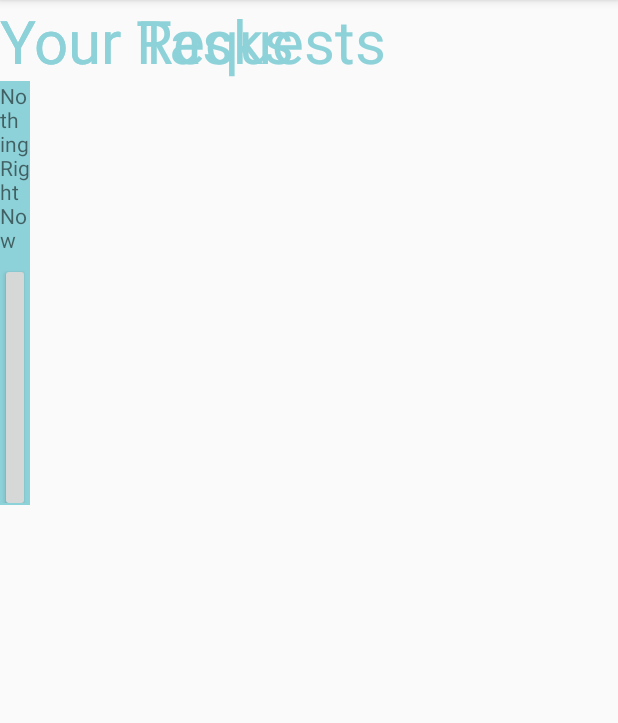
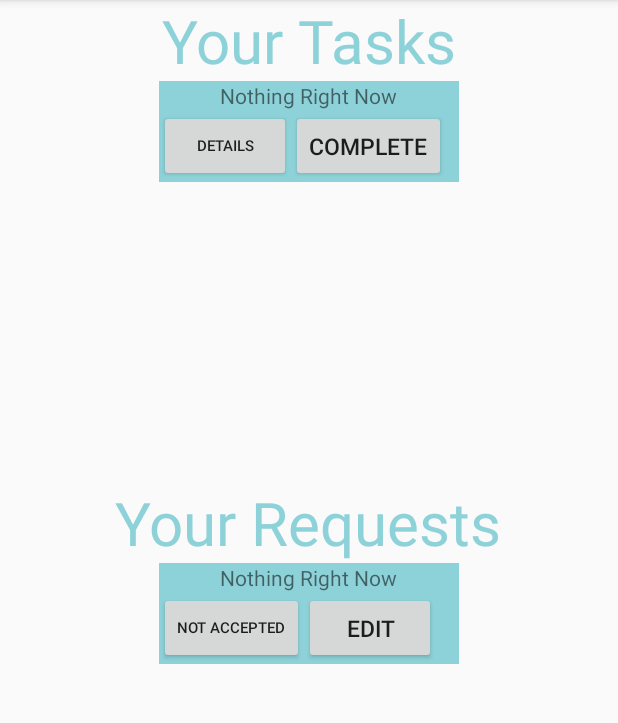
Before and after one commit to Khechoyan-Yuri/android-app-tian, an Android app: the screen it shows after launch (MainActivity), on a phone screen of 412 x 824 dp, the part 84-807 px from its top. Run offline under Robolectric (Android 15) with nearby library versions, the phone set to English and light mode, and no system bars.

Commit message:
Corrected Layout

```diff
--- a/DunDeal/app/src/main/res/layout/activity_main.xml
+++ b/DunDeal/app/src/main/res/layout/activity_main.xml
@@ -1,9 +1,6 @@
 <?xml version="1.0" encoding="utf-8"?>
-<ScrollView
-    xmlns:android="http://schemas.android.com/apk/res/android"
-    android:layout_width="match_parent"
-    android:layout_height="match_parent">
     <RelativeLayout
+        xmlns:android="http://schemas.android.com/apk/res/android"
         xmlns:tools="http://schemas.android.com/tools"
         android:id="@+id/activity_main"
         android:layout_width="match_parent"
@@ -12,30 +9,34 @@
 
         <TextView
             android:id="@+id/task_header"
+            android:layout_centerHorizontal="true"
             android:layout_width="wrap_content"
             android:layout_height="wrap_content"
             android:text="Your Tasks"
             android:textSize="40dp"
             android:textColor="#8ed2d9"/>
 
-        <LinearLayout
+        <RelativeLayout
             android:layout_below="@id/task_header"
+            android:layout_centerHorizontal="true"
             android:id="@+id/task_layout"
-            android:layout_width="20dp"
+            android:layout_width="200dp"
             android:layout_height="wrap_content"
             android:orientation="vertical"
             android:background="#8ed2d9"
             >
+
             <TextView
+                android:id="@+id/subtitle1"
+                android:layout_centerHorizontal="true"
                 android:layout_width="wrap_content"
                 android:layout_height="wrap_content"
                 android:text="Nothing Right Now"/>
-            <LinearLayout
-                android:layout_width="match_parent"
-                android:layout_height="wrap_content"
-                android:orientation="horizontal">
+
 
                 <Button
+                    android:id="@+id/task_btn1"
+                    android:layout_below="@id/subtitle1"
                     android:layout_width="wrap_content"
                     android:layout_height="wrap_content"
                     android:text="Details"
@@ -43,43 +44,50 @@
                     />
 
                 <Button
+                    android:id="@+id/task_btn2"
+                    android:layout_below="@id/subtitle1"
+                    android:layout_toRightOf="@id/task_btn1"
                     android:layout_width="wrap_content"
                     android:layout_height="wrap_content"
                     android:text="Complete"
                     android:textSize="15dp"/>
 
 
-            </LinearLayout>
+        </RelativeLayout>
 
-        </LinearLayout>
 
         <TextView
             android:id="@+id/request_header"
             android:layout_width="wrap_content"
             android:layout_height="wrap_content"
+            android:layout_centerHorizontal="true"
+            android:layout_marginTop="200dp"
+            android:layout_below="@id/task_layout"
             android:text="Your Requests"
             android:textSize="40dp"
             android:textColor="#8ed2d9"/>
 
-        <LinearLayout
+        <RelativeLayout
             android:layout_below="@id/request_header"
+            android:layout_centerHorizontal="true"
             android:id="@+id/request_layout"
-            android:layout_width="20dp"
+            android:layout_width="200dp"
             android:layout_height="wrap_content"
             android:orientation="vertical"
             android:background="#8ed2d9"
             >
+
             <TextView
+                android:id="@+id/subtitle2"
+                android:layout_centerHorizontal="true"
                 android:layout_width="wrap_content"
                 android:layout_height="wrap_content"
                 android:text="Nothing Right Now"/>
-            <LinearLayout
-                android:layout_width="match_parent"
-                android:layout_height="wrap_content"
-                android:orientation="horizontal">
+
 
                 <Button
                     android:id="@+id/request_btn1text"
+                    android:layout_below="@id/subtitle2"
                     android:layout_width="wrap_content"
                     android:layout_height="wrap_content"
                     android:text="Not Accepted"
@@ -88,15 +96,14 @@
 
                 <Button
                     android:id="@+id/request_btn2text"
+                    android:layout_below="@id/subtitle2"
+                    android:layout_toRightOf="@id/request_btn1text"
                     android:layout_width="wrap_content"
                     android:layout_height="wrap_content"
                     android:text="Edit"
                     android:textSize="15dp"/>
 
+        </RelativeLayout>
 
-            </LinearLayout>
-
-        </LinearLayout>
 
     </RelativeLayout>
-</ScrollView>
```
